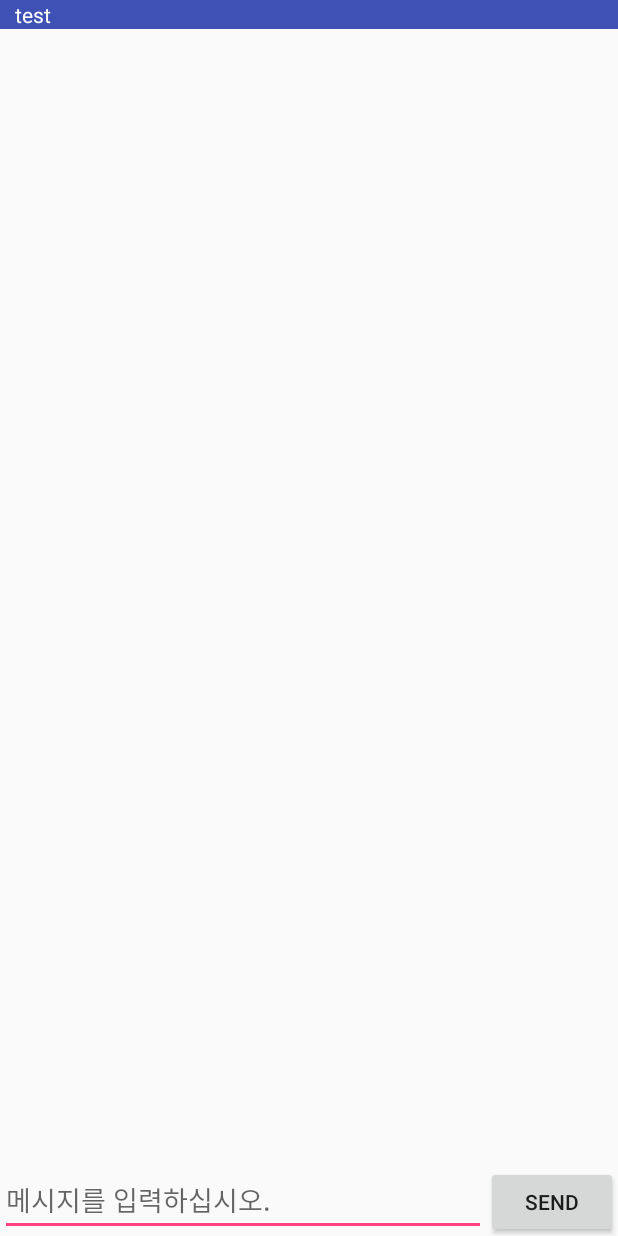
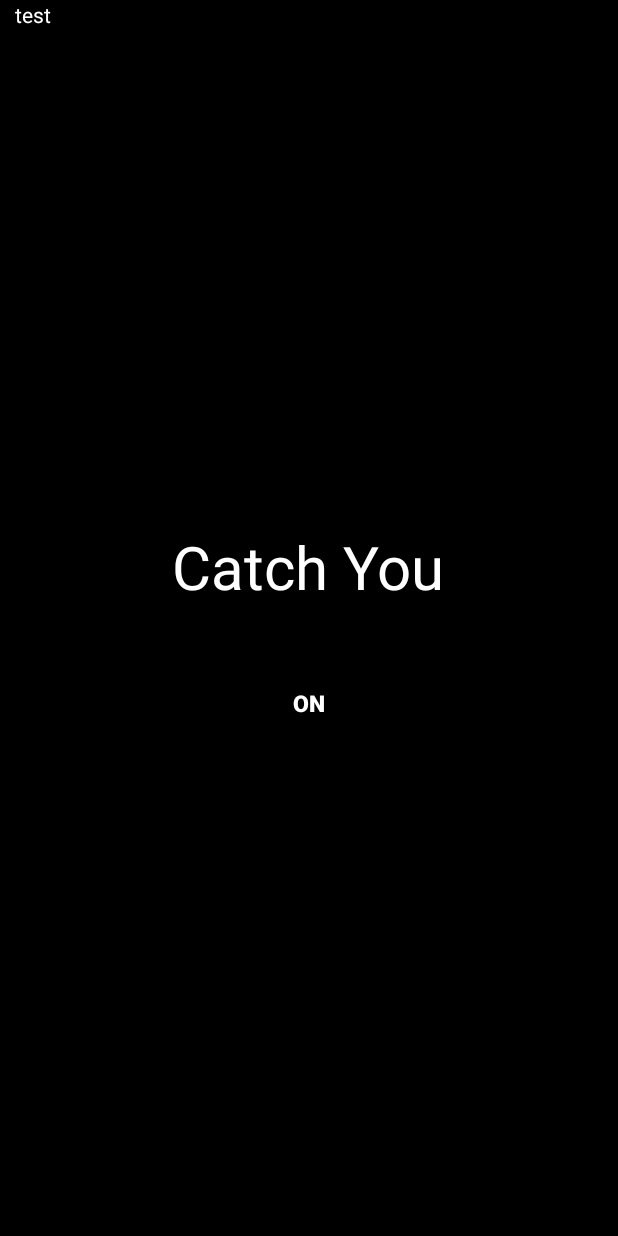
Before and after one commit to JunHyeongJeon/Antitheft, an Android app: the screen it shows after launch (MainActivity), on a phone screen of 412 x 824 dp. Run offline under Robolectric (Android 15) with nearby library versions, the phone set to English and light mode, and no system bars.

Commit message:
app finish

```diff
--- a/CatchMe/app/src/main/res/layout/activity_main.xml
+++ b/CatchMe/app/src/main/res/layout/activity_main.xml
@@ -13,37 +13,35 @@
         android:text="test"
         android:id="@+id/connect_status"
         android:textColor="@color/white"
-        android:background="@color/colorPrimary"/>
+        android:background="#000000"/>
 
-    <ListView
-        android:id="@+id/in"
+
+    <LinearLayout
+        android:orientation="vertical"
         android:layout_width="match_parent"
         android:layout_height="match_parent"
-        android:layout_weight="1"
-        android:drawSelectorOnTop="true"
-        android:stackFromBottom="true"
-        android:transcriptMode="alwaysScroll" />
+        android:background="#000000"
+        android:layout_gravity="center"
+        android:gravity="center"
 
-    <LinearLayout
-        android:orientation="horizontal"
-        android:layout_width="match_parent"
-        android:layout_height="wrap_content"
         >
-
-        <requestFocus android:layout_weight="1" />
-
-        <EditText
-            android:id="@+id/edit_text_out"
+        <TextView
             android:layout_width="wrap_content"
             android:layout_height="wrap_content"
-            android:layout_weight="1"
-            android:ems="10"
-            android:hint="메시지를 입력하십시오." />
+            android:text="Catch You"
+            android:textSize="40sp"
+            android:textColor="#ffffff"
+            android:id="@+id/status"
+            android:layout_marginBottom="40dp"/>
 
         <Button android:id="@+id/button_send"
             android:layout_width="wrap_content"
             android:layout_height="wrap_content"
-            android:text="@string/send"
+            android:background="#000000"
+            android:textColor="#ffffff"
+            android:textStyle="bold"
+            android:textSize="15sp"
+            android:text="ON"
             />
     </LinearLayout>
 </LinearLayout>
```
Also changed, not shown: CatchMe/app/src/main/java/com/jun/catchme/MainActivity.java (+32 -16 lines), 1 other file.
